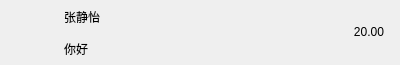
Qt form QChat/chatuserwid.ui (Z-xq7/QChat) before a commit.
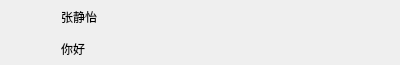
The same form after that commit.

Commit message: 一、Agent：优化原有ai助手，实现1.token预算，自动滑动窗口裁剪 2.工具注册中心 3.执行链追踪 4.Prompt 注入检测 + 内容过滤 + 频率限制 5.长期记忆（持久化 JSON，cos 相似度检索） 6.并行工具执行 7.RAG知识库（仅支持txt/md），支持静态（项目内嵌知识库）+动态（用户导入知识文档）并实现RAG检索增强 8.实现语音识别功能。 二、聊天：实现发送消息更新chatuserwid显示的time_lb时间，并根据最新时间将chatuserwid移动到顶部；优化实现图片、文件消息仅对方真正读到消息后才更新状态为已读。三、修复问题：修复图片、文件消息更新状态后数据库中update_time时间错误的问题。

Patch:
```diff
--- a/QChat/chatuserwid.ui
+++ b/QChat/chatuserwid.ui
@@ -20,14 +20,17 @@
    <string>Form</string>
   </property>
   <layout class="QHBoxLayout" name="horizontalLayout">
+   <property name="spacing">
+    <number>4</number>
+   </property>
    <property name="leftMargin">
-    <number>6</number>
+    <number>5</number>
    </property>
    <property name="topMargin">
     <number>2</number>
    </property>
    <property name="rightMargin">
-    <number>6</number>
+    <number>5</number>
    </property>
    <property name="bottomMargin">
     <number>2</number>
@@ -151,30 +154,51 @@
     <widget class="QWidget" name="time_wid" native="true">
      <property name="minimumSize">
       <size>
-       <width>50</width>
+       <width>55</width>
        <height>50</height>
       </size>
      </property>
      <property name="maximumSize">
       <size>
-       <width>50</width>
+       <width>55</width>
        <height>50</height>
       </size>
      </property>
      <layout class="QHBoxLayout" name="horizontalLayout_3">
+      <property name="spacing">
+       <number>0</number>
+      </property>
+      <property name="leftMargin">
+       <number>0</number>
+      </property>
+      <property name="topMargin">
+       <number>5</number>
+      </property>
+      <property name="rightMargin">
+       <number>0</number>
+      </property>
+      <property name="bottomMargin">
+       <number>5</number>
+      </property>
       <item>
        <widget class="QLabel" name="time_lb">
+        <property name="minimumSize">
+         <size>
+          <width>55</width>
+          <height>0</height>
+         </size>
+        </property>
         <property name="maximumSize">
          <size>
-          <width>230</width>
+          <width>55</width>
           <height>16777215</height>
          </size>
         </property>
         <property name="text">
-         <string>20.00</string>
+         <string/>
         </property>
         <property name="alignment">
-         <set>Qt::AlignmentFlag::AlignCenter</set>
+         <set>Qt::AlignmentFlag::AlignRight|Qt::AlignmentFlag::AlignTrailing|Qt::AlignmentFlag::AlignVCenter</set>
         </property>
        </widget>
       </item>
```
The commit also changes 533 other files.
